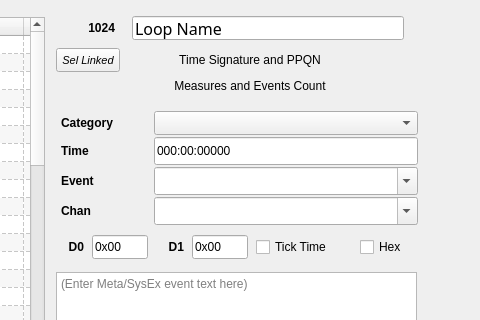
This is seq_qt5/forms/qseqeventframe.ui in ahlstromcj/seq66 as Qt 5 draws it before an edit; both pictures show x 404 to 884 and y 0 to 320 of the 884 by 458 pixel window. The edited form follows.
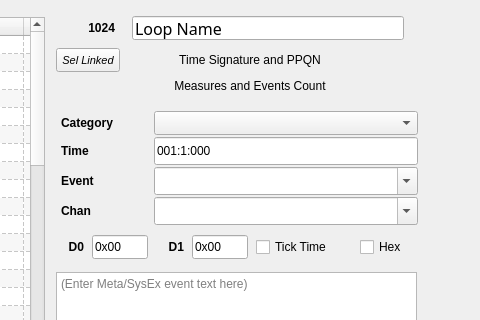
This is the edited form.

Diff of the .ui file:
```diff
--- a/seq_qt5/forms/qseqeventframe.ui
+++ b/seq_qt5/forms/qseqeventframe.ui
@@ -482,7 +482,7 @@
          <string>Current time in bars:beats:pulses. Edit to insert or modify events.</string>
         </property>
         <property name="text">
-         <string>000:00:00000</string>
+         <string>001:1:000</string>
         </property>
        </widget>
       </item>
```
Left out of the diff: 7 changed lines with no effect on the pictures.
